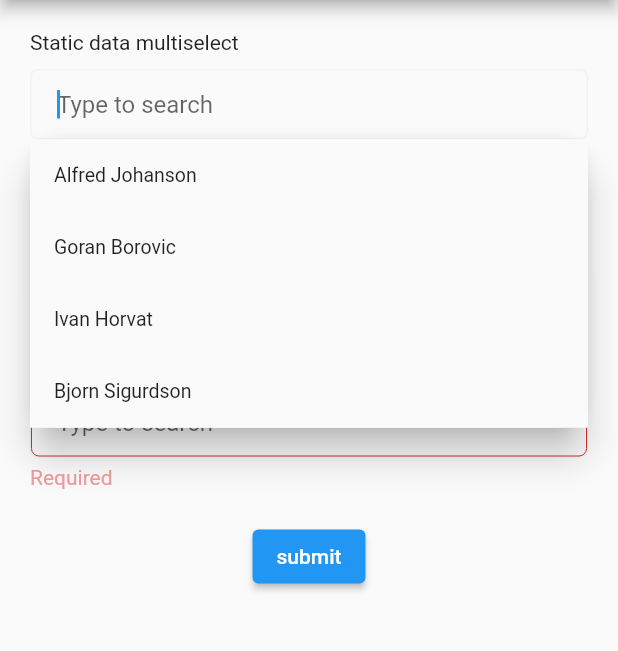
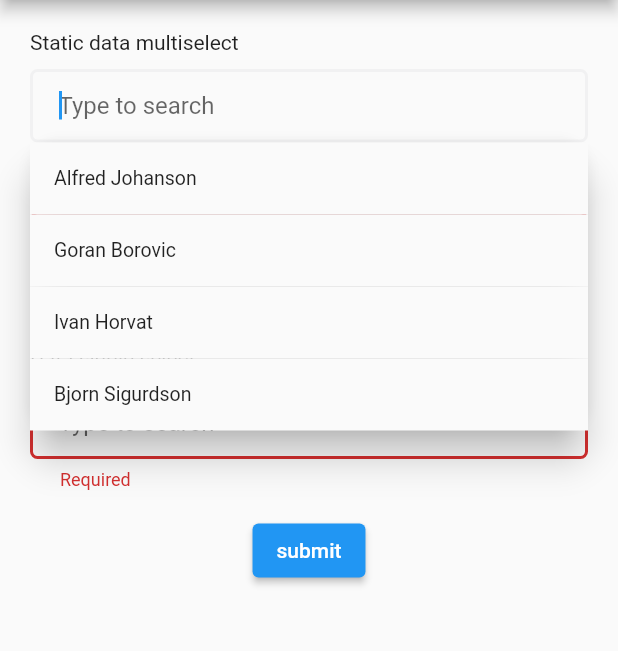
Before and after one commit to vbalagovic/flutter_simple_multiselect, a Flutter app: the screen it shows after launch, after a tap on "submit", after a tap on "Type to search", on a phone screen of 412 x 824 dp, the part 84-735 px from its top. Run offline on Flutter 3.47's test engine with Material 2 defaults, Android fonts, the phone set to English and light mode, and no system bars; missing offline and left inert: debounce_throttle, pointer_interceptor; statements that could not run were skipped.

Commit message:
Migrated to dart 3, added validation customization

```diff
--- a/example/lib/main.dart
+++ b/example/lib/main.dart
@@ -60,19 +60,18 @@ class _MyHomePageState extends State<MyHomePage> {
 
   @override
   Widget build(BuildContext context) {
-    return Scaffold(
+    return GestureDetector(
+      behavior: HitTestBehavior.opaque,
+      onTap: () {
+        FocusScope.of(context).unfocus();
+      },
+      child: Scaffold(
           appBar: AppBar(
             // Here we take the value from the MyHomePage object that was created by
-          // the App.build method, and use it to set our appbar title.
             title: Text(widget.title),
           ),
           body: Padding(
             padding: const EdgeInsets.all(20),
-          child: GestureDetector(
-            behavior: HitTestBehavior.opaque,
-            onTap: () {
-              FocusScope.of(context).unfocus();
-            },
             child: SingleChildScrollView(
               child: Form(
                 autovalidateMode: AutovalidateMode.disabled,
@@ -81,23 +80,17 @@ class _MyHomePageState extends State<MyHomePage> {
                   crossAxisAlignment: CrossAxisAlignment.start,
                   mainAxisAlignment: MainAxisAlignment.center,
                   children: <Widget>[
-                    const Padding(
-                        padding: EdgeInsets.only(bottom: 10),
-                        child: Text("Static data multiselect")),
+                    const Padding(padding: EdgeInsets.only(bottom: 10), child: Text("Static data multiselect")),
                     _staticData(),
-                    const Padding(
-                        padding: EdgeInsets.only(bottom: 10, top: 20),
-                        child: Text("Async data multiselect")),
+                    const Padding(padding: EdgeInsets.only(bottom: 10, top: 20), child: Text("Async data multiselect")),
                     _asyncData(),
-                    const Padding(
-                        padding: EdgeInsets.only(bottom: 10, top: 20),
-                        child: Text("Data single select")),
+                    const Padding(padding: EdgeInsets.only(bottom: 10, top: 20), child: Text("Data single select")),
                     _staticSingleData(),
                     Padding(
                       padding: const EdgeInsets.symmetric(vertical: 16.0),
                       child: Center(
                         child: ElevatedButton(
-                          child: Text("submit"),
+                          child: const Text("submit"),
                           onPressed: () {
                             // Validate returns true if the form is valid, or false otherwise.
                             if (_formKey.currentState!.validate()) {}
@@ -109,8 +102,8 @@ class _MyHomePageState extends State<MyHomePage> {
                 ),
               ),
             ),
-          ),
-        ));
+          )),
+    );
   }
 
   Widget _staticSingleData() {
@@ -121,9 +114,8 @@ class _MyHomePageState extends State<MyHomePage> {
         enableBorderColor: lineColor,
         focusedBorderColor: lineColor,
         borderRadius: 5,
-        borderSize: 1,
+        borderSize: 2,
         validator: (value) {
-          print("--- ${value}");
           if (value == null || value == "") {
             return "Required";
           }
@@ -154,8 +146,7 @@ class _MyHomePageState extends State<MyHomePage> {
                 onTap: () {
                   singleItem = existing ? null : data;
 
-                  state.selectAndClose(data,
-                      singleItem != null ? singleItem!["name"].toString() : "");
+                  state.selectAndClose(data, singleItem != null ? singleItem!["name"].toString() : "");
                   setState(() {});
                 }),
           );
@@ -180,7 +171,7 @@ class _MyHomePageState extends State<MyHomePage> {
         enableBorderColor: lineColor,
         focusedBorderColor: lineColor,
         borderRadius: 5,
-        borderSize: 1,
+        borderSize: 2,
         resetTextOnSubmitted: true,
         minTextFieldWidth: 300,
         suggestionsBoxMaxHeight: 300,
@@ -194,8 +185,7 @@ class _MyHomePageState extends State<MyHomePage> {
               },
             ),
         suggestionBuilder: (context, state, data) {
-          var existingIndex = selectedItems
-              .indexWhere((element) => element["uuid"] == data["uuid"]);
+          var existingIndex = selectedItems.indexWhere((element) => element["uuid"] == data["uuid"]);
           var selectedData = data;
           return Material(
             child: ListTile(
@@ -237,11 +227,10 @@ class _MyHomePageState extends State<MyHomePage> {
         enableBorderColor: lineColor,
         focusedBorderColor: lineColor,
         borderRadius: 5,
-        borderSize: 1,
+        borderSize: 2,
         resetTextOnSubmitted: true,
         minTextFieldWidth: 300,
         validator: (value) {
-          print("--- ${selectedItemsAsync.length}");
           if (selectedItemsAsync.length < 2) {
             return "Min 2 items required";
           }
@@ -259,8 +248,7 @@ class _MyHomePageState extends State<MyHomePage> {
               },
             ),
         suggestionBuilder: (context, state, data) {
-          var existingIndex = selectedItemsAsync
-              .indexWhere((element) => element["uuid"] == data["uuid"]);
+          var existingIndex = selectedItemsAsync.indexWhere((element) => element["uuid"] == data["uuid"]);
           var selectedData = data;
           return Material(
               child: ListTile(
@@ -270,8 +258,7 @@ class _MyHomePageState extends State<MyHomePage> {
                   selectedTileColor: Colors.green,
                   title: Text(selectedData["name"].toString()),
                   onTap: () {
-                    var existingIndex = selectedItemsAsync.indexWhere(
-                        (element) => element["uuid"] == data["uuid"]);
+                    var existingIndex = selectedItemsAsync.indexWhere((element) => element["uuid"] == data["uuid"]);
                     if (existingIndex >= 0) {
                       selectedItemsAsync.removeAt(existingIndex);
                     } else {
--- a/example/pubspec.yaml
+++ b/example/pubspec.yaml
@@ -20,7 +20,7 @@ publish_to: 'none' # Remove this line if you wish to publish to pub.dev
 version: 1.0.0+1
 
 environment:
-  sdk: '>=2.18.6 <3.0.0'
+  sdk: '>=3.0.0'
 
 # Dependencies specify other packages that your package needs in order to work.
 # To automatically upgrade your package dependencies to the latest versions
--- a/lib/flutter_multiselect_layout.dart
+++ b/lib/flutter_multiselect_layout.dart
@@ -5,6 +5,7 @@ import './flutter_multiselect_layout_delegate.dart';
 /// This is just a normal [CustomMultiChildLayout] with
 /// overrided [createRenderObject] to use custom [RenderCustomMultiChildLayoutBox]
 class FlutterMultiselectLayout extends CustomMultiChildLayout {
+  // ignore: prefer_const_constructors_in_immutables
   FlutterMultiselectLayout({
     Key? key,
     required FlutterMultiselectLayoutDelegate delegate,
--- a/lib/flutter_simple_multiselect.dart
+++ b/lib/flutter_simple_multiselect.dart
@@ -64,6 +64,7 @@ class FlutterMultiselect<T> extends StatefulWidget {
       this.multiselect = true,
       this.validator,
       this.errorStyling,
+      this.errorBorderColor,
       this.suggestionMargin})
       : super(key: key);
 
@@ -140,6 +141,7 @@ class FlutterMultiselect<T> extends StatefulWidget {
   final EdgeInsets? suggestionMargin;
   final EdgeInsets? suggestionPadding;
   final TextStyle? errorStyling;
+  final Color? errorBorderColor;
 
   @override
   FlutterMultiselectState<T> createState() => FlutterMultiselectState<T>();
@@ -212,6 +214,9 @@ class FlutterMultiselectState<T> extends State<FlutterMultiselect<T>> {
     if (_focusNode.hasFocus) {
       _scrollToVisible();
       _onSearchChanged("");
+      setState(() {
+        formError = null;
+      });
       _suggestionsBoxController?.open();
     } else {
       _suggestionsBoxController?.close();
@@ -259,11 +264,11 @@ class FlutterMultiselectState<T> extends State<FlutterMultiselect<T>> {
                       borderRadius: BorderRadius.circular(
                           widget.suggestionsBoxRadius ?? 20),
                       color:
-                          widget.suggestionsBoxBackgroundColor ?? Colors.white,
+                          widget.suggestionsBoxBackgroundColor ?? Colors.transparent,
                       child: Container(
                           decoration: BoxDecoration(
                               color: widget.suggestionsBoxBackgroundColor ??
-                                  Colors.white,
+                                  Colors.transparent,
                               borderRadius: BorderRadius.all(Radius.circular(
                                   widget.suggestionsBoxRadius ?? 0))),
                           constraints:
@@ -338,7 +343,7 @@ class FlutterMultiselectState<T> extends State<FlutterMultiselect<T>> {
     Future.delayed(const Duration(milliseconds: 300), () {
       WidgetsBinding.instance.addPostFrameCallback((_) async {
         final renderBox = context.findRenderObject() as RenderBox;
-        await Scrollable.of(context)?.position.ensureVisible(renderBox);
+        await Scrollable.of(context).position.ensureVisible(renderBox);
       });
     });
   }
@@ -373,10 +378,15 @@ class FlutterMultiselectState<T> extends State<FlutterMultiselect<T>> {
               ? OutlineInputBorder(
                   borderRadius: BorderRadius.circular(5),
                   borderSide: const BorderSide(
-                    color: Colors.white,
+                    color: Colors.transparent,
                     width: 0.01,
                   ))
-              : null,
+              : OutlineInputBorder(
+                  borderRadius: BorderRadius.circular(5),
+                  borderSide: const BorderSide(
+                    color: Colors.transparent,
+                    width: 0.01,
+                  )),
           errorStyle: const TextStyle(height: 0.01, color: Colors.transparent),
           isDense: true,
           isCollapsed: true,
@@ -435,8 +445,8 @@ class FlutterMultiselectState<T> extends State<FlutterMultiselect<T>> {
                     width: widget.borderSize ?? (_isFocused ? 1 : 0.5),
                     color: _isFocused
                         ? widget.focusedBorderColor ?? Colors.transparent
-                        : (widget.multiselect && formError != null)
-                            ? Colors.red[200]!
+                        : (formError != null)
+                            ? (widget.errorBorderColor ?? Theme.of(context).colorScheme.error)
                             : (widget.enableBorderColor ?? Colors.transparent)),
                 color: widget.backgroundColor ?? Colors.transparent),
             child: FlutterMultiselectLayout(
@@ -488,7 +498,7 @@ class FlutterMultiselectState<T> extends State<FlutterMultiselect<T>> {
                                 readOnly: widget.readOnly,
                                 autofocus: widget.autofocus,
                                 maxLines: widget.maxLines,
-                                decoration: decoration,
+                                decoration: decoration.copyWith(border: InputBorder.none),
                                 onChanged: _onTextFieldChange,
                                 onFieldSubmitted: _onSubmitted,
                                 inputFormatters: widget.inputFormatters,
@@ -511,7 +521,7 @@ class FlutterMultiselectState<T> extends State<FlutterMultiselect<T>> {
                                           borderRadius:
                                               BorderRadius.circular(5),
                                           borderSide: const BorderSide(
-                                            color: Colors.white,
+                                            color: Colors.transparent,
                                             width: 0.01,
                                           )),
                                       isDense: true,
@@ -587,7 +597,7 @@ class FlutterMultiselectState<T> extends State<FlutterMultiselect<T>> {
                             readOnly: widget.readOnly,
                             autofocus: widget.autofocus,
                             maxLines: widget.maxLines,
-                            decoration: decoration,
+                            decoration: decoration.copyWith(border: InputBorder.none),
                             onChanged: _onTextFieldChange,
                             onFieldSubmitted: _onSubmitted,
                             inputFormatters: widget.inputFormatters,
@@ -597,11 +607,11 @@ class FlutterMultiselectState<T> extends State<FlutterMultiselect<T>> {
           ),
           if (formError != null)
             Padding(
-                padding: const EdgeInsets.symmetric(vertical: 5),
+                padding: const EdgeInsets.only(top: 7, left: 20),
                 child: Text(
                   formError.toString(),
                   style:
-                      widget.errorStyling ?? TextStyle(color: Colors.red[200]!),
+                      widget.errorStyling ?? Theme.of(context).textTheme.bodySmall!.copyWith(color: Theme.of(context).colorScheme.error),
                 ))
         ],
       ),
--- a/lib/suggestions_box_controller.dart
+++ b/lib/suggestions_box_controller.dart
@@ -14,7 +14,7 @@ class SuggestionsBoxController {
   void open() {
     if (_isOpened) return;
     assert(overlayEntry != null);
-    Overlay.of(context)?.insert(overlayEntry!);
+    Overlay.of(context).insert(overlayEntry!);
     _isOpened = true;
   }
 
--- a/pubspec.yaml
+++ b/pubspec.yaml
@@ -1,11 +1,11 @@
 name: flutter_simple_multiselect
 description: Flutter simple multiselect project that can be used with static or async values, also it can be used as single or multiselect and everything is customizable.
-version: 1.0.0
+version: 2.0.0
 homepage: https://github.com/vbalagovic/flutter_simple_multiselect.git
 
 environment:
-  sdk: '>=2.18.6 <3.0.0'
-  flutter: ">=1.17.0"
+  sdk: '>=3.0.0 <4.0.0'
+  flutter: ">=3.0.0"
 
 dependencies:
   debounce_throttle: ^2.0.0
```
Also changed, not shown: example/pubspec.lock, 7 other files. Lines whose indentation alone changed are shown as unchanged.
